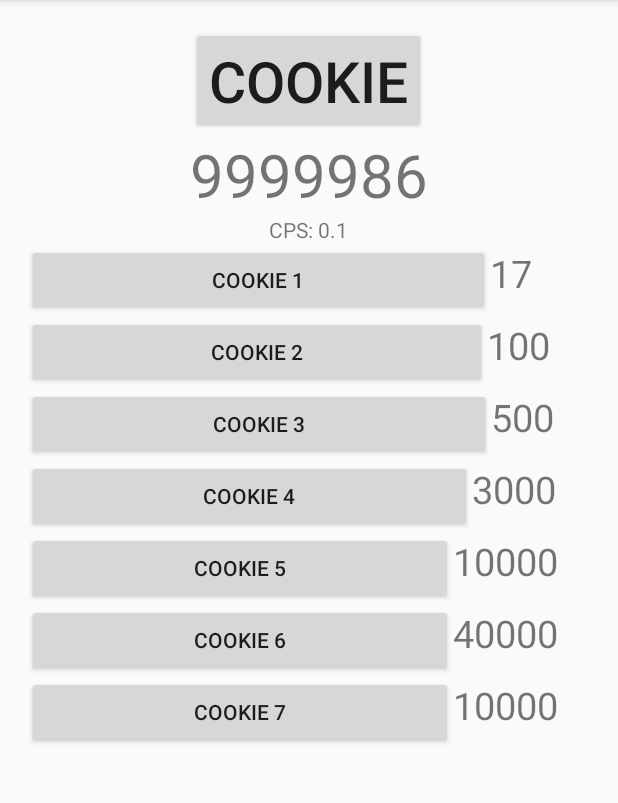
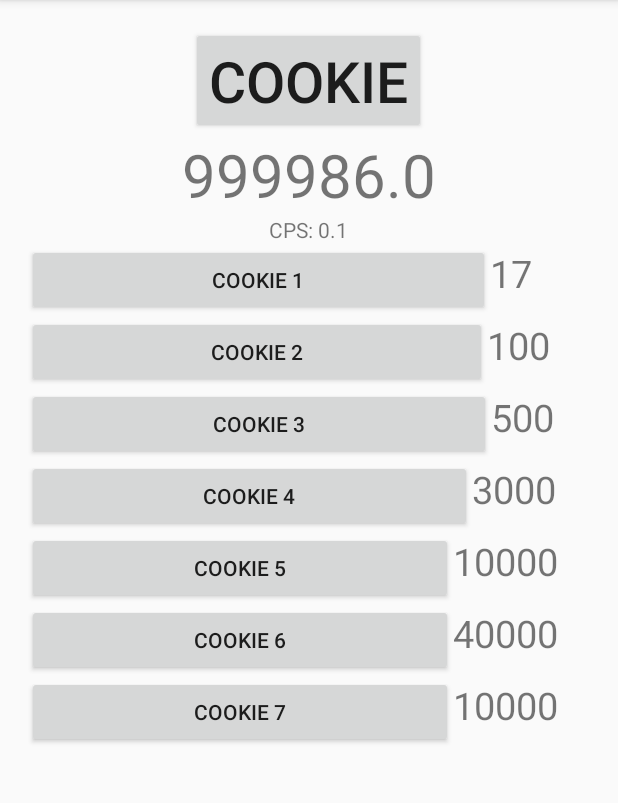
Before and after one commit to Ecleptic/Cookie-Clicker, an Android app: the screen it shows after launch (MainActivity), after a tap on "COOKIE 1", on a phone screen of 412 x 824 dp, the part 84-887 px from its top. Run offline under Robolectric (Android 15) with nearby library versions, the phone set to English and light mode, and no system bars; 1 other tap on this screen came first.

```diff
--- a/app/src/main/java/com/example/cameron/cookieclicker/Bank.java
+++ b/app/src/main/java/com/example/cameron/cookieclicker/Bank.java
@@ -9,7 +9,7 @@ import java.util.ArrayList;
  */
 public class Bank {
     private static final String TAG = "Bank";
-    int mBankBalance = 10000000;
+    double mBankBalance = 1000000;
 
     public void purchase(int amount) {
         mBankBalance -= amount;
@@ -19,8 +19,8 @@ public class Bank {
         mBankBalance += amount;
     }
 
-    public int getBalance() {
-        int total = mBankBalance;
+    public double getBalance() {
+        double total = mBankBalance;
 //        return total;
         return mBankBalance;
     }
--- a/app/src/main/java/com/example/cameron/cookieclicker/MainActivity.java
+++ b/app/src/main/java/com/example/cameron/cookieclicker/MainActivity.java
@@ -10,6 +10,7 @@ import android.view.MenuItem;
 import android.view.View;
 import android.widget.Button;
 import android.widget.TextView;
+
 import java.math.*;
 import java.util.Timer;
 import java.util.TimerTask;
@@ -31,6 +32,7 @@ public class MainActivity extends ActionBarActivity {
     private int cookie7_amount = 10000;
     private double mPrice;
     private String mPrices;
+    private double CPSS;
 
     private static int cookie1_base_amount = 15;
     private static int cookie2_base_amount = 100;
@@ -40,7 +42,7 @@ public class MainActivity extends ActionBarActivity {
     private static int cookie6_base_amount = 40000;
     private static int cookie7_base_amount = 10000;
 
-    public int CPS = 0;
+    public double CPS = 0.0;
     private int timertest = 0;
 
     Button mCookie0;
@@ -67,35 +69,46 @@ public class MainActivity extends ActionBarActivity {
     public Building[] mBuildings;
 
 
-
     public TimerTask mTimerTask = new TimerTask() {
         @Override
         public void run() {
             timertest += 1;
-            mBank.mBankBalance += (CPS / 10.0);
+            mBank.mBankBalance += (CPS);
             mHandler.obtainMessage(1).sendToTarget();
             Log.d(COUNT, "Timer: " + timertest);
+//            Log.d(TAG, "CPS: " +CPS);
         }
     };
 
-
-
-    //    May need to do something about this Handler
     private Handler mHandler = new Handler() {
         public void handleMessage(Message msg) {
-            mCPS.setText("CPS: " + (CPS / 10.0));
-            mBankDisplay.setText("" + mBank.getBalance());
+            mCPS.setText("CPS: " + (CPS));
+            String result = String.format("%.0f", mBank.mBankBalance);
+            mBankDisplay.setText("" + result);
         }
     };
 
+    public static BigDecimal increaseBy1(BigDecimal value) {
+        int scale = value.scale();
+        return value.add(BigDecimal.ONE.scaleByPowerOfTen(-scale));
+    }
 
-    public double addBuildingPrice(int baseCost, double buildingNumber ){
+
+    public static double round(double value, int places) {
+        if (places < 0) throw new IllegalArgumentException();
+
+        long factor = (long) Math.pow(10, places);
+        value = value * factor;
+        long tmp = Math.round(value);
+        return (double) tmp / factor;
+    }
+
+    public double addBuildingPrice(int baseCost, double buildingNumber) {
         mPrice = baseCost * (Math.pow(1.15, buildingNumber));
-        Log.d(TAG, "mPrice: " +mPrice);
+        Log.d(TAG, "mPrice: " + mPrice);
         mPrice = Math.round(mPrice);
         return (int) mPrice;
     }
-
 
 
     @Override
@@ -136,7 +149,7 @@ public class MainActivity extends ActionBarActivity {
         mBuildings[6] = new Building();
 
         mBankDisplay.setText("" + mBank.getBalance());
-        mCPS.setText("CPS: " + (CPS / 10.0));
+        mCPS.setText("CPS: " + (CPS));
 
         mCookie0.setOnClickListener(new View.OnClickListener() {
             @Override
@@ -158,12 +171,16 @@ public class MainActivity extends ActionBarActivity {
                     cookie1_amount = (int) mPrice;
                     mPrices = String.valueOf(+cookie1_amount);
                     mCookie1Price.setText(mPrices);
-                        Log.d(TAGS, "buildingPrice is rounded: " +cookie1_amount);
-
-                    CPS += 1;
-                    mCPS.setText("CPS: " + (CPS / 10.0));
+                    Log.d(TAGS, "buildingPrice is rounded: " + cookie1_amount);
+                    CPS += .1;
+                    CPS = round(CPS, 1);
+//                    Log.d(TAG, "CPS: " +(CPSS));
+//                    CPSS = .1;
+//                    CPSS /= 10.0;
+//                    CPS += CPSS / 10.0;
+                    mCPS.setText("CPS: " + (CPS));
                     Log.d(TAG, "CPS = " + CPS);
-//                    Log.d(TAG, "mC1Number is: " + mBuildings[0].numberOfC1Buildings());
+//                    Log.d(TAG, "mC1Number is: " + mBuildings[tgtgggtg0].numberOfC1Buildings());
                     mBankDisplay.setText("" + mBank.getBalance());
                 }
             }
@@ -182,8 +199,8 @@ public class MainActivity extends ActionBarActivity {
                     mPrices = String.valueOf(+cookie2_amount);
                     mCookie2Price.setText(mPrices);
 
-                    CPS += 5;
-                    mCPS.setText("CPS: " + (CPS / 10.0));
+                    CPS += .5;
+                    mCPS.setText("CPS: " + (CPS));
 //                    Log.d(TAG, "mC2Number is: " + mBuildings[1].numberOfC2Buildings());
                     mBankDisplay.setText("" + mBank.getBalance());
                 }
@@ -203,8 +220,8 @@ public class MainActivity extends ActionBarActivity {
                     mPrices = String.valueOf(+cookie3_amount);
                     mCookie3Price.setText(mPrices);
 
-                    CPS += 40;
-                    mCPS.setText("CPS: " + (CPS / 10.0));
+                    CPS += 4;
+                    mCPS.setText("CPS: " + (CPS));
 
 //                    Log.d(TAG, "mC3Number is: " + mBuildings[2].numberOfC3Buildings());
                     mBankDisplay.setText("" + mBank.getBalance());
@@ -225,8 +242,8 @@ public class MainActivity extends ActionBarActivity {
                     mPrices = String.valueOf(+cookie4_amount);
                     mCookie4Price.setText(mPrices);
 
-                    CPS += 100;
-                    mCPS.setText("CPS: " + (CPS / 10.0));
+                    CPS += 10;
+                    mCPS.setText("CPS: " + (CPS));
 //                    Log.d(TAG, "mC4Number is: " + mBuildings[3].numberOfC4Buildings());
                     mBankDisplay.setText("" + mBank.getBalance());
                 }
@@ -246,8 +263,8 @@ public class MainActivity extends ActionBarActivity {
                     mPrices = String.valueOf(+cookie5_amount);
                     mCookie5Price.setText(mPrices);
 
-                    CPS += 400;
-                    mCPS.setText("CPS: " + (CPS / 10.0));
+                    CPS += 40;
+                    mCPS.setText("CPS: " + (CPS));
 //                    Log.d(TAG, "mC5Number is: " + mBuildings[4].numberOfC5Buildings());
                     mBankDisplay.setText("" + mBank.getBalance());
                 }
@@ -267,8 +284,8 @@ public class MainActivity extends ActionBarActivity {
                     mPrices = String.valueOf(+cookie6_amount);
                     mCookie6Price.setText(mPrices);
 
-                    CPS += 1000;
-                    mCPS.setText("CPS: " + (CPS / 10.0));
+                    CPS += 100;
+                    mCPS.setText("CPS: " + (CPS));
 //                    Log.d(TAG, "mC6Number is: " + mBuildings[5].numberOfC6Buildings());
                     mBankDisplay.setText("" + mBank.getBalance());
 
@@ -289,8 +306,8 @@ public class MainActivity extends ActionBarActivity {
                     mPrices = String.valueOf(+cookie7_amount);
                     mCookie7Price.setText(mPrices);
 
-                    CPS += 4000;
-                    mCPS.setText("CPS: " + (CPS / 10.0));
+                    CPS += 400;
+                    mCPS.setText("CPS: " + (CPS));
 //                    Log.d(TAG, "mC6Number is: " + mBuildings[5].numberOfC6Buildings());
                     mBankDisplay.setText("" + mBank.getBalance());
 
```
